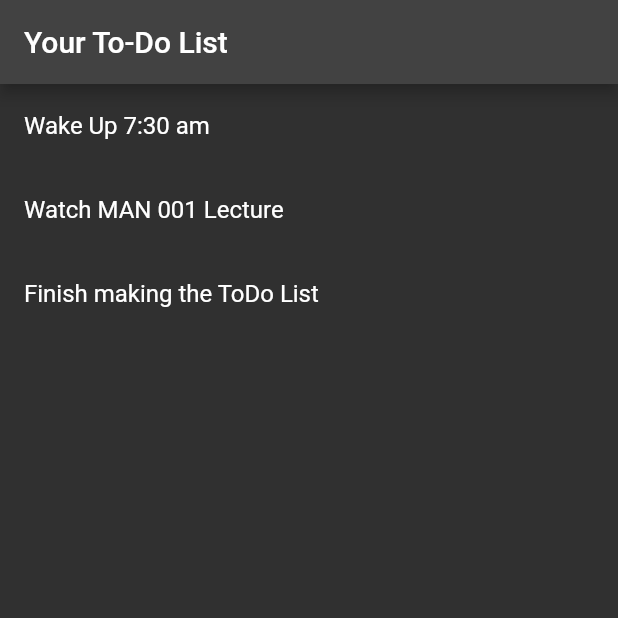
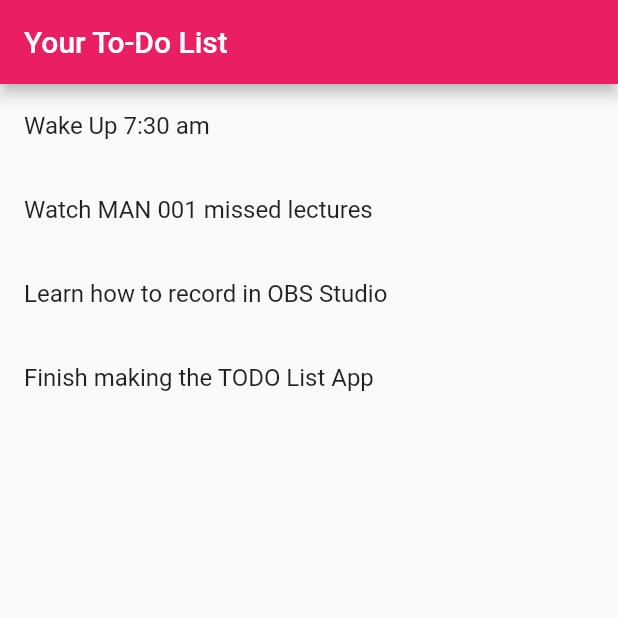
Before and after one commit to BelgianChocolate/ToDoList, a Flutter app: the screen it shows after launch, on a phone screen of 412 x 824 dp, the top half of it. Run offline on Flutter 3.47's test engine with Material 2 defaults, Android fonts, the phone set to English and light mode, and no system bars; our stand-ins replace google_fonts.

Commit message:
Learns Stateful and Stateless widget and some other important basics

```diff
--- a/lib/main.dart
+++ b/lib/main.dart
@@ -13,33 +13,66 @@ void main() => runApp(ToDoApp());
 //ToDoApp widget as the root widget
 
 //Now we define the ToDoApp widget
+//But why a stateless widget???
+//BECAUSE---runApp will only take a StatelessWidget as its argument!!!!
 class ToDoApp extends StatelessWidget {
-//Creating a list of tasks with some dummy values
-  //Dummy values?
-  //Because right now we have not built any interface that takes input from user to add tasks
-  final List<Task> tasks = [Task("Wake Up 7:30 am"), Task("Watch MAN 001 Lecture"), Task("Finish making the ToDo List")];
 //We are over riding the build method....This has to be done for every custom widget we define
 
   @override
   Widget build(BuildContext context) {
+    //return MaterialApp();
     //The Material App is a built in widget to help us with the App Layout
+    return TODO();
+  }
+}
+
+// ignore: todo
+//We create A stateful widget called TODO and satte for it, called the TODOState
+//Every Stateful widget has a state associated with it.
+//The state of a widget holds all the information needed by the widget and handles
+//building line.
+//A stateful widget has to connect a state to itself, as in line 40
+class TODO extends StatefulWidget {
+  @override
+  //_TODOState createState() => _TODOState();
+  //The above statement was a shorthand notation for
+  State<StatefulWidget> createState() {
+    return TODOState();
+  }
+}
+
+// ignore: todo
+//Now this is the state for the TODO widget...
+
+class TODOState extends State<TODO> {
+  final List<Task> tasks = [
+    Task("Wake Up 7:30 am"),
+    Task("Watch MAN 001 missed lectures"),
+    Task("Learn how to record in OBS Studio"),
+    Task("Finish making the TODO List App "),
+  ];
+
+  @override
+  Widget build(BuildContext context) {
     return MaterialApp(
+        title: "Your To Do List",
+
         //What is the home widget?
         //It is used for the default route of the app....means the widget defined
         //in it is displayed when the application starts normally.
         //The Scaffold is a built in widget to help us with the specific screen's layout
 
         home: Scaffold(
-            appBar: AppBar(title: Text("Your To-Do List")),
+            appBar: AppBar(title: Text("Your To-Do List"), backgroundColor: Colors.pink),
             body: ListView.builder(
               //How many items to render?
               itemCount: tasks.length,
-              //The following fFunctions accepts an index and renders a task
+              //The following function/widget accepts an index and renders a task
               itemBuilder: (context, index) {
                 return ListTile(title: Text(tasks[index].getName()));
               },
             )),
         debugShowCheckedModeBanner: false,
-        theme: ThemeData(brightness: Brightness.dark, primaryColor: Color.fromARGB(255, 0, 255, 42)));
+        theme: ThemeData(primaryColor: Color.fromARGB(255, 255, 51, 0)));
   }
 }
```
